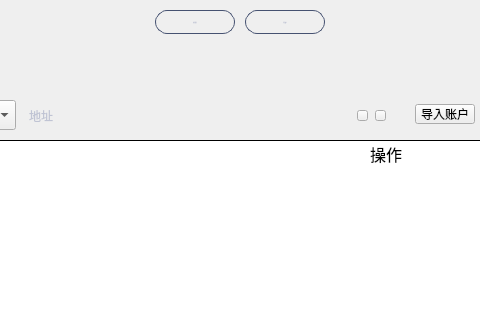
This is mainpage.ui in HcashOrg/hx-indicator as Qt 5 draws it before an edit; both pictures show x 155 to 635 and y 0 to 320 of the 770 by 530 pixel window. The edited form follows.
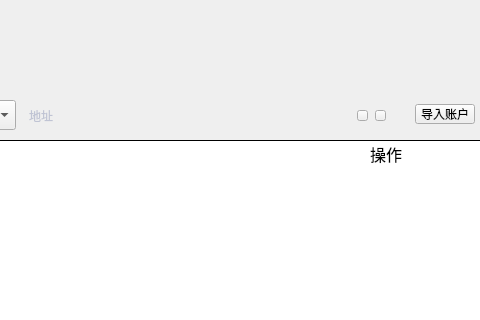
This is the edited form.

The edit to the form file:
```diff
--- a/mainpage.ui
+++ b/mainpage.ui
@@ -371,74 +371,6 @@
     <string/>
    </property>
   </widget>
-  <widget class="QToolButton" name="backupWalletBtn">
-   <property name="geometry">
-    <rect>
-     <x>310</x>
-     <y>10</y>
-     <width>80</width>
-     <height>24</height>
-    </rect>
-   </property>
-   <property name="font">
-    <font>
-     <family>微软雅黑 Light</family>
-     <pointsize>-1</pointsize>
-     <weight>50</weight>
-     <italic>false</italic>
-     <bold>false</bold>
-    </font>
-   </property>
-   <property name="cursor">
-    <cursorShape>PointingHandCursor</cursorShape>
-   </property>
-   <property name="focusPolicy">
-    <enum>Qt::NoFocus</enum>
-   </property>
-   <property name="styleSheet">
-    <string notr="true">QToolButton{color:rgb(192,196,212);border:1px solid  rgb(70,82,113);border-radius:12px;
-background-color: transparent;
-font: 12px &quot;微软雅黑 Light&quot;;}
-QToolButton:hover{color:white;border-color:rgb(24,140,249);background-color:rgb(24,140,249);}</string>
-   </property>
-   <property name="text">
-    <string>备份钱包</string>
-   </property>
-  </widget>
-  <widget class="QToolButton" name="exportBtn">
-   <property name="geometry">
-    <rect>
-     <x>400</x>
-     <y>10</y>
-     <width>80</width>
-     <height>24</height>
-    </rect>
-   </property>
-   <property name="font">
-    <font>
-     <family>微软雅黑 Light</family>
-     <pointsize>-1</pointsize>
-     <weight>50</weight>
-     <italic>false</italic>
-     <bold>false</bold>
-    </font>
-   </property>
-   <property name="cursor">
-    <cursorShape>PointingHandCursor</cursorShape>
-   </property>
-   <property name="focusPolicy">
-    <enum>Qt::NoFocus</enum>
-   </property>
-   <property name="styleSheet">
-    <string notr="true">QToolButton{color:rgb(192,196,212);border:1px solid  rgb(70,82,113);border-radius:12px;
-background-color: transparent;
-font: 12px &quot;微软雅黑 Light&quot;;}
-QToolButton:hover{color:white;border-color:rgb(24,140,249);background-color:rgb(24,140,249);}</string>
-   </property>
-   <property name="text">
-    <string>导出账户</string>
-   </property>
-  </widget>
   <widget class="QLabel" name="label_op">
    <property name="geometry">
     <rect>
```
Left out of the diff: 9 changed lines with no effect on the pictures.
